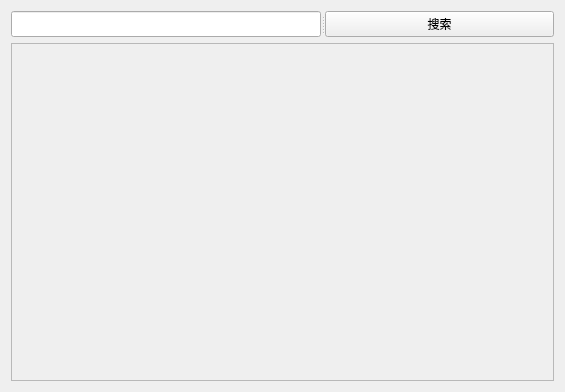
OneLight-Develop-Team/Zeus, file res/UI/CenterWidget.ui: the form before one commit.
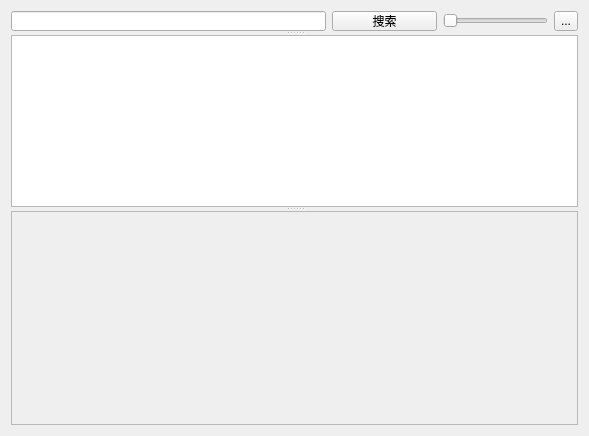
The form after the commit.

Patch:
```diff
--- a/res/UI/CenterWidget.ui
+++ b/res/UI/CenterWidget.ui
@@ -6,8 +6,8 @@
    <rect>
     <x>0</x>
     <y>0</y>
-    <width>565</width>
-    <height>392</height>
+    <width>589</width>
+    <height>436</height>
    </rect>
   </property>
   <property name="windowTitle">
@@ -17,8 +17,32 @@
    <item row="0" column="0">
     <widget class="QSplitter" name="splitter">
      <property name="orientation">
-      <enum>Qt::Horizontal</enum>
+      <enum>Qt::Vertical</enum>
      </property>
+     <property name="childrenCollapsible">
+      <bool>true</bool>
+     </property>
+     <widget class="QWidget" name="widget_2" native="true">
+      <property name="maximumSize">
+       <size>
+        <width>16777215</width>
+        <height>20</height>
+       </size>
+      </property>
+      <layout class="QHBoxLayout" name="horizontalLayout" stretch="3,1,1,0">
+       <property name="leftMargin">
+        <number>0</number>
+       </property>
+       <property name="topMargin">
+        <number>0</number>
+       </property>
+       <property name="rightMargin">
+        <number>0</number>
+       </property>
+       <property name="bottomMargin">
+        <number>0</number>
+       </property>
+       <item>
      <widget class="QLineEdit" name="lineEdit">
       <property name="maximumSize">
        <size>
@@ -27,14 +51,68 @@
        </size>
       </property>
      </widget>
+       </item>
+       <item>
      <widget class="QPushButton" name="pushButton">
       <property name="text">
        <string>搜索</string>
       </property>
      </widget>
-    </widget>
-   </item>
-   <item row="1" column="0">
+       </item>
+       <item>
+        <widget class="QSlider" name="horizontalSlider">
+         <property name="orientation">
+          <enum>Qt::Horizontal</enum>
+         </property>
+         <property name="tickPosition">
+          <enum>QSlider::NoTicks</enum>
+         </property>
+        </widget>
+       </item>
+       <item>
+        <widget class="QToolButton" name="toolButton">
+         <property name="text">
+          <string>...</string>
+         </property>
+        </widget>
+       </item>
+      </layout>
+     </widget>
+     <widget class="QTableWidget" name="tableWidget">
+      <property name="layoutDirection">
+       <enum>Qt::LeftToRight</enum>
+      </property>
+      <property name="autoFillBackground">
+       <bool>true</bool>
+      </property>
+      <property name="sizeAdjustPolicy">
+       <enum>QAbstractScrollArea::AdjustToContents</enum>
+      </property>
+      <property name="editTriggers">
+       <set>QAbstractItemView::NoEditTriggers</set>
+      </property>
+      <property name="selectionMode">
+       <enum>QAbstractItemView::NoSelection</enum>
+      </property>
+      <property name="textElideMode">
+       <enum>Qt::ElideMiddle</enum>
+      </property>
+      <property name="showGrid">
+       <bool>false</bool>
+      </property>
+      <property name="gridStyle">
+       <enum>Qt::SolidLine</enum>
+      </property>
+      <attribute name="horizontalHeaderVisible">
+       <bool>false</bool>
+      </attribute>
+      <attribute name="verticalHeaderVisible">
+       <bool>false</bool>
+      </attribute>
+      <attribute name="verticalHeaderCascadingSectionResizes">
+       <bool>true</bool>
+      </attribute>
+     </widget>
     <widget class="QScrollArea" name="scrollArea">
      <property name="widgetResizable">
       <bool>true</bool>
@@ -44,8 +122,8 @@
        <rect>
         <x>0</x>
         <y>0</y>
-        <width>545</width>
-        <height>343</height>
+         <width>569</width>
+         <height>236</height>
        </rect>
       </property>
       <layout class="QGridLayout" name="gridLayout">
@@ -53,6 +131,7 @@
         <widget class="QWidget" name="widget" native="true"/>
        </item>
       </layout>
+      </widget>
      </widget>
     </widget>
    </item>
```
Lines whose indentation alone changed are shown as unchanged.
